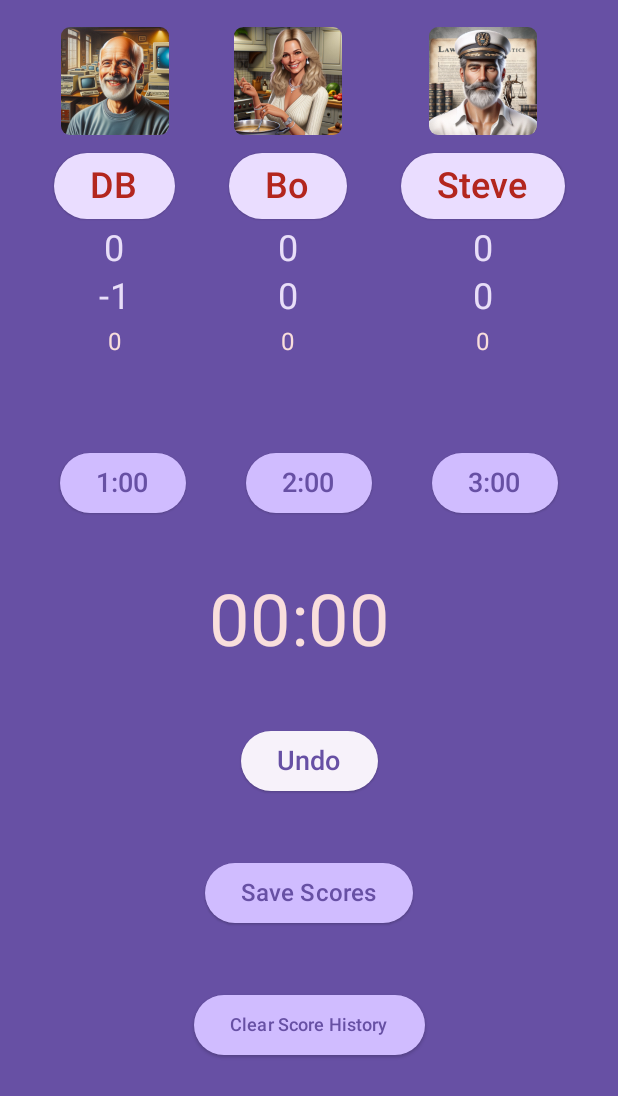
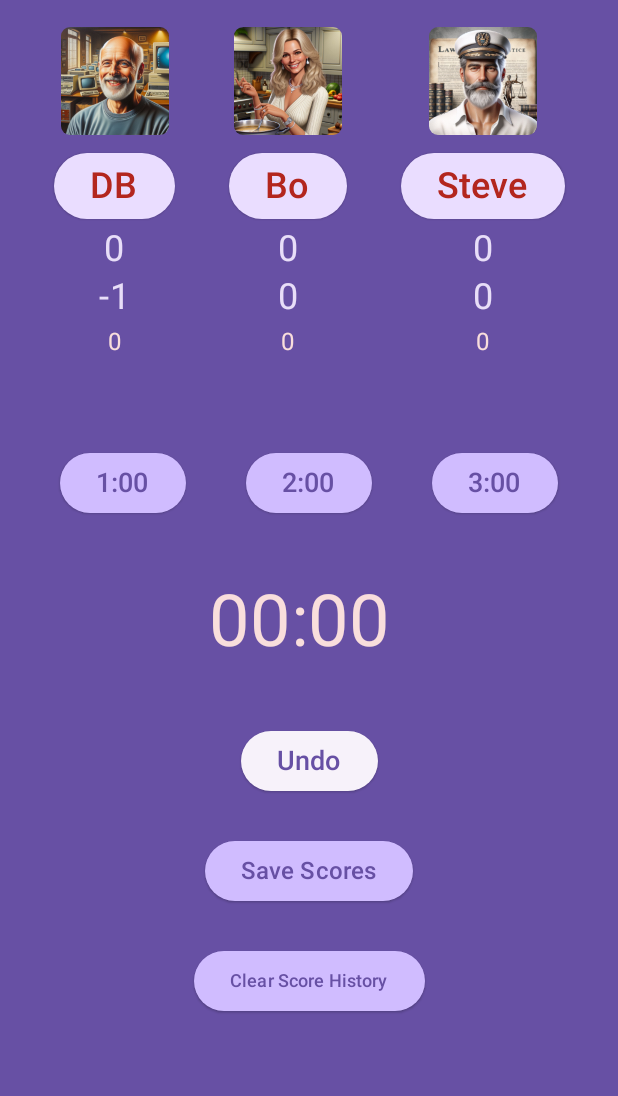
Before and after one commit to des-albert/Rummikub, an Android app built with Jetpack Compose: the composable ScoreSummary shown on its own in the app's theme, after a tap on "Save Scores", on a phone screen of 412 x 824 dp. Shown: the top 1096 px of the screen. Run offline under Robolectric (Android 15) with nearby library versions, the phone set to English and light mode, and no system bars; 1 other tap on this screen came first.

Commit message:
Various updates

```diff
--- a/app/src/main/java/org/db/rummikub/MainActivity.kt
+++ b/app/src/main/java/org/db/rummikub/MainActivity.kt
@@ -358,7 +358,7 @@ fun ScoreSummary(
                         )
                     }
                 }
-                Spacer(modifier = Modifier.height(40.dp))
+                Spacer(modifier = Modifier.height(25.dp))
 
                 Row(
                     modifier = Modifier.fillMaxWidth(),
@@ -383,7 +383,7 @@ fun ScoreSummary(
                     }
                 }
 
-                Spacer(modifier = Modifier.height(40.dp))
+                Spacer(modifier = Modifier.height(25.dp))
 
                 Row(
                     modifier = Modifier.fillMaxWidth(),
--- a/app/src/main/java/org/db/rummikub/MainViewModel.kt
+++ b/app/src/main/java/org/db/rummikub/MainViewModel.kt
@@ -15,6 +15,7 @@ import kotlinx.coroutines.flow.MutableStateFlow
 import kotlinx.coroutines.flow.StateFlow
 import kotlinx.coroutines.flow.asStateFlow
 import java.util.Locale
+import androidx.core.content.edit
 
 data class Score(
     var name: String,
@@ -94,11 +95,11 @@ class MainViewModel(application: Application) : AndroidViewModel(application) {
 
     fun saveHistory(history: List<Int>) {
         val historyString = history.joinToString(separator = ",")
-        sharedPreferences.edit().putString("history", historyString).apply()
+        sharedPreferences.edit { putString("rummikub", historyString) }
     }
 
     fun loadHistory() {
-        var historyString = sharedPreferences.getString("history", null)
+        val historyString = sharedPreferences.getString("rummikub", null)
         if (!historyString.isNullOrEmpty()) {
             val historyList = historyString.split(",").map { it.trim().toInt() }
             history.clear()
```
